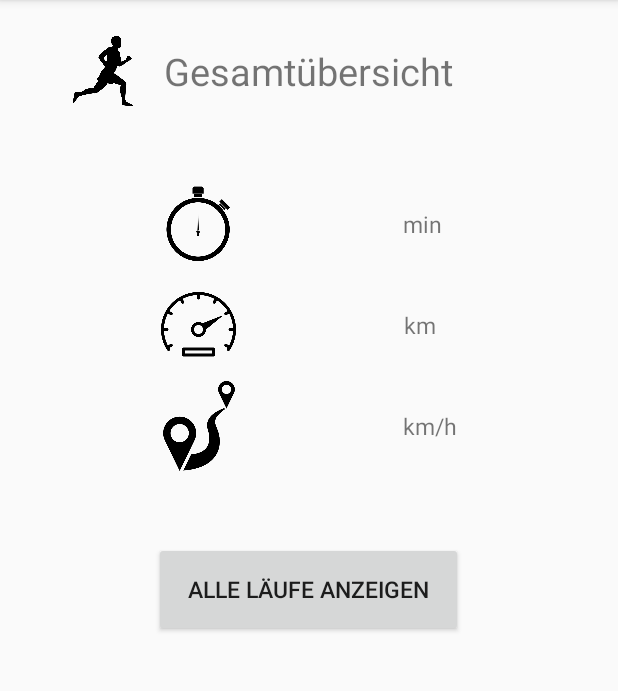
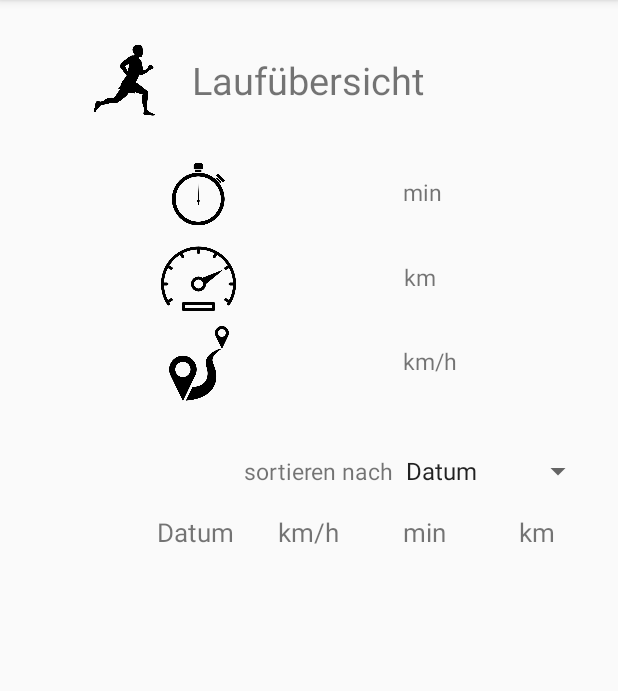
Before and after one commit to VanessaHahn/RMUp, an Android app: the NavigationDrawer screen opened directly, with no data from a screen before it, on a phone screen of 412 x 824 dp, the part 84-775 px from its top. Run offline under Robolectric (Android 15) with nearby library versions, the light colour scheme and no system bars.

Commit message:
layout laufübersicht, layout einstellungen, register (groesse, gewicht) erweitert

```diff
--- a/app/src/main/java/mi/ur/de/android/runnersmeetup/NavigationDrawer.java
+++ b/app/src/main/java/mi/ur/de/android/runnersmeetup/NavigationDrawer.java
@@ -13,9 +13,13 @@ import android.support.v7.app.AppCompatActivity;
 import android.support.v7.widget.Toolbar;
 import android.view.Menu;
 import android.view.MenuItem;
+import android.widget.ArrayAdapter;
+import android.widget.Spinner;
 
 public class NavigationDrawer extends AppCompatActivity
         implements NavigationView.OnNavigationItemSelectedListener {
+
+    private Spinner spinner;
 
     @Override
     protected void onCreate(Bundle savedInstanceState) {
@@ -29,6 +33,11 @@ public class NavigationDrawer extends AppCompatActivity
                 this, drawer, toolbar, R.string.navigation_drawer_open, R.string.navigation_drawer_close);
         drawer.setDrawerListener(toggle);
         toggle.syncState();
+
+        spinner = (Spinner) findViewById(R.id.sortieren_nach_items);
+        ArrayAdapter<CharSequence> adapter = ArrayAdapter.createFromResource(this, R.array.sortieren_nach_items, android.R.layout.simple_spinner_item);
+        adapter.setDropDownViewResource(android.R.layout.simple_spinner_dropdown_item);
+        spinner.setAdapter(adapter);
 
         NavigationView navigationView = (NavigationView) findViewById(R.id.nav_view);
         navigationView.setNavigationItemSelectedListener(this);
--- a/app/src/main/res/layout/activity_login.xml
+++ b/app/src/main/res/layout/activity_login.xml
@@ -14,6 +14,7 @@
         android:hint="Name"
         android:ems="10"
         android:id="@+id/input_login_name"
+        android:layout_marginTop="25dp"
         android:layout_gravity="center_horizontal" />
 
     <EditText
@@ -31,6 +32,7 @@
         android:text="Login"
         android:id="@+id/button_login"
         android:onClick="OnLogin"
+        android:layout_marginTop="15dp"
         android:layout_gravity="center_horizontal" />
 
     <Button
--- a/app/src/main/res/layout/content_navigation_drawer.xml
+++ b/app/src/main/res/layout/content_navigation_drawer.xml
@@ -15,14 +15,15 @@
     android:weightSum="1">
 
     <RelativeLayout
-        android:layout_width="324dp"
-        android:layout_height="63dp"
-        android:layout_gravity="center_horizontal">
+        android:layout_width="295dp"
+        android:layout_height="45dp"
+        android:layout_gravity="center_horizontal"
+        android:layout_weight="0.07">
 
         <ImageView
             android:id="@+id/imageView7"
-            android:layout_width="49dp"
-            android:layout_height="68dp"
+            android:layout_width="50dp"
+            android:layout_height="60dp"
             android:layout_alignParentBottom="true"
             android:layout_alignParentStart="true"
             android:layout_alignParentTop="true"
@@ -38,26 +39,29 @@
             android:layout_weight="0.07"
             android:foregroundGravity="center_horizontal"
             android:gravity="center_vertical"
-            android:text="Gesamtübersicht"
+            android:text="Laufübersicht"
             android:textSize="25sp" />
     </RelativeLayout>
 
     <RelativeLayout
         android:layout_width="206dp"
-        android:layout_height="67dp"
-        android:layout_marginTop="40dp"
-        android:layout_gravity="center_horizontal">
+        android:layout_height="57dp"
+        android:layout_gravity="center_horizontal"
+        android:layout_marginTop="10dp">
 
         <ImageView
             android:id="@+id/übersicht_dauer"
             android:layout_width="60dp"
-            android:layout_height="60dp"
+            android:layout_height="50dp"
+            android:layout_alignParentStart="true"
+            android:layout_centerVertical="true"
             app:srcCompat="@drawable/stopuhr" />
 
         <TextView
             android:id="@+id/durchschnitt_dauer"
             android:layout_width="60dp"
             android:layout_height="60dp"
+            android:layout_alignBottom="@+id/übersicht_dauer"
             android:layout_alignParentTop="true"
             android:layout_centerHorizontal="true" />
 
@@ -65,80 +69,150 @@
             android:id="@+id/durchschnitt_dauer_wert"
             android:layout_width="40dp"
             android:layout_height="60dp"
+            android:layout_alignBottom="@+id/durchschnitt_dauer"
+            android:layout_alignParentEnd="true"
+            android:layout_alignParentTop="true"
             android:gravity="center_vertical"
             android:text="min"
-            android:textSize="15sp"
-            android:layout_alignParentTop="true"
-            android:layout_alignParentEnd="true" />
+            android:textSize="15sp" />
 
     </RelativeLayout>
 
     <RelativeLayout
         android:layout_width="197dp"
-        android:layout_height="67dp"
+        android:layout_height="56dp"
         android:layout_gravity="center_horizontal">
 
         <ImageView
-            android:id="@+id/übersicht_km"
+            android:id="@+id/übersicht_kmh"
             android:layout_width="50dp"
-            android:layout_height="60dp"
+            android:layout_height="50dp"
             app:srcCompat="@drawable/tacho"
-            android:layout_alignParentTop="true"
+            android:layout_centerVertical="true"
             android:layout_alignParentStart="true" />
 
         <TextView
-            android:id="@+id/durchschnitt_km"
+            android:id="@+id/durchschnitt_kmh"
             android:layout_width="60dp"
-            android:layout_height="60dp"
+            android:layout_height="50dp"
             android:layout_alignParentTop="true"
-            android:layout_centerHorizontal="true" />
+            android:layout_centerHorizontal="true"
+            android:layout_alignBottom="@+id/übersicht_kmh" />
 
         <TextView
-            android:id="@+id/durchschnitt_km_wert"
+            android:id="@+id/durchschnitt_kmh_wert"
             android:layout_width="35dp"
             android:layout_height="60dp"
             android:layout_alignParentEnd="true"
             android:layout_alignParentTop="true"
             android:gravity="center_vertical"
             android:text="km"
-            android:textSize="15sp" />
+            android:textSize="15sp"
+            android:layout_alignBottom="@+id/durchschnitt_kmh" />
 
     </RelativeLayout>
 
     <RelativeLayout
         android:layout_width="206dp"
-        android:layout_height="67dp"
+        android:layout_height="56dp"
         android:layout_gravity="center_horizontal">
         <ImageView
-            android:id="@+id/übersicht_kmh"
+            android:id="@+id/übersicht_km"
             android:layout_width="60dp"
-            android:layout_height="60dp"
-            app:srcCompat="@drawable/distance" />
+            android:layout_height="50dp"
+            app:srcCompat="@drawable/distance"
+            android:layout_centerVertical="true"
+            android:layout_alignParentStart="true" />
         <TextView
-            android:id="@+id/durchschnitt_kmh"
+            android:id="@+id/durchschnitt_km"
             android:layout_width="60dp"
             android:layout_height="60dp"
             android:layout_alignParentTop="true"
-            android:layout_centerHorizontal="true" />
+            android:layout_centerHorizontal="true"
+            android:layout_alignBottom="@+id/übersicht_km" />
         <TextView
-            android:id="@+id/durchschnitt_kmh_wert"
+            android:id="@+id/durchschnitt_km_wert"
             android:layout_width="40dp"
             android:layout_height="60dp"
             android:text="km/h"
             android:textSize="15sp"
             android:gravity="center_vertical"
             android:layout_alignParentTop="true"
-            android:layout_alignParentEnd="true" />
+            android:layout_alignParentEnd="true"
+            android:layout_alignBottom="@+id/durchschnitt_km" />
 
     </RelativeLayout>
 
-    <Button
-        android:id="@+id/button_läufe_anzeigen"
-        android:layout_width="206dp"
-        android:layout_height="35dp"
-        android:layout_marginTop="40dp"
-        android:layout_gravity="center_horizontal"
-        android:text="Alle Läufe anzeigen"
-        android:textSize="15sp"
-        android:layout_weight="0.08" />
+    <RelativeLayout
+        android:layout_width="233dp"
+        android:layout_height="wrap_content"
+        android:layout_gravity="right"
+        android:layout_marginTop="25dp"
+        android:layout_weight="0.03">
+
+        <TextView
+            android:id="@+id/sortieren_nach"
+            android:layout_width="wrap_content"
+            android:layout_height="wrap_content"
+            android:text="sortieren nach"
+            android:textSize="15dp"
+            android:layout_centerVertical="true"
+            android:layout_alignParentStart="true" />
+
+        <Spinner
+            android:id="@+id/sortieren_nach_items"
+            android:layout_width="match_parent"
+            android:layout_height="wrap_content"
+            android:layout_centerVertical="true"
+            android:layout_alignParentEnd="true"
+            android:layout_toEndOf="@+id/sortieren_nach" />
+
+    </RelativeLayout>
+
+    <RelativeLayout
+        android:layout_width="match_parent"
+        android:layout_height="19dp"
+        android:layout_marginTop="10dp"
+        android:layout_weight="0.01">
+
+        <TextView
+            android:id="@+id/textView8"
+            android:layout_width="75dp"
+            android:layout_height="wrap_content"
+            android:text="Datum"
+            android:textSize="17dp"
+            android:layout_alignParentTop="true"
+            android:layout_toStartOf="@+id/textView9"
+            android:gravity="center_horizontal"/>
+
+        <TextView
+            android:id="@+id/textView9"
+            android:layout_width="75dp"
+            android:layout_height="wrap_content"
+            android:text="km/h"
+            android:textSize="17dp"
+            android:layout_alignParentTop="true"
+            android:layout_centerHorizontal="true"
+            android:gravity="center_horizontal"/>
+
+        <TextView
+            android:id="@+id/textView10"
+            android:layout_width="75dp"
+            android:layout_height="wrap_content"
+            android:text="km"
+            android:textSize="17dp"
+            android:layout_alignParentTop="true"
+            android:layout_alignParentEnd="true"
+            android:gravity="center_horizontal"/>
+
+        <TextView
+            android:id="@+id/textView11"
+            android:layout_width="75dp"
+            android:layout_height="wrap_content"
+            android:text="min"
+            android:textSize="17dp"
+            android:layout_alignParentTop="true"
+            android:layout_toStartOf="@+id/textView10"
+            android:gravity="center_horizontal"/>
+    </RelativeLayout>
 </LinearLayout>
```
Also changed, not shown: app/src/main/java/mi/ur/de/android/runnersmeetup/BackgroundWorker.java (+13 -7 lines), app/src/main/java/mi/ur/de/android/runnersmeetup/RegisterActivity.java (+7 -3 lines), app/src/main/res/layout/activity_register.xml (+88 -23 lines).
